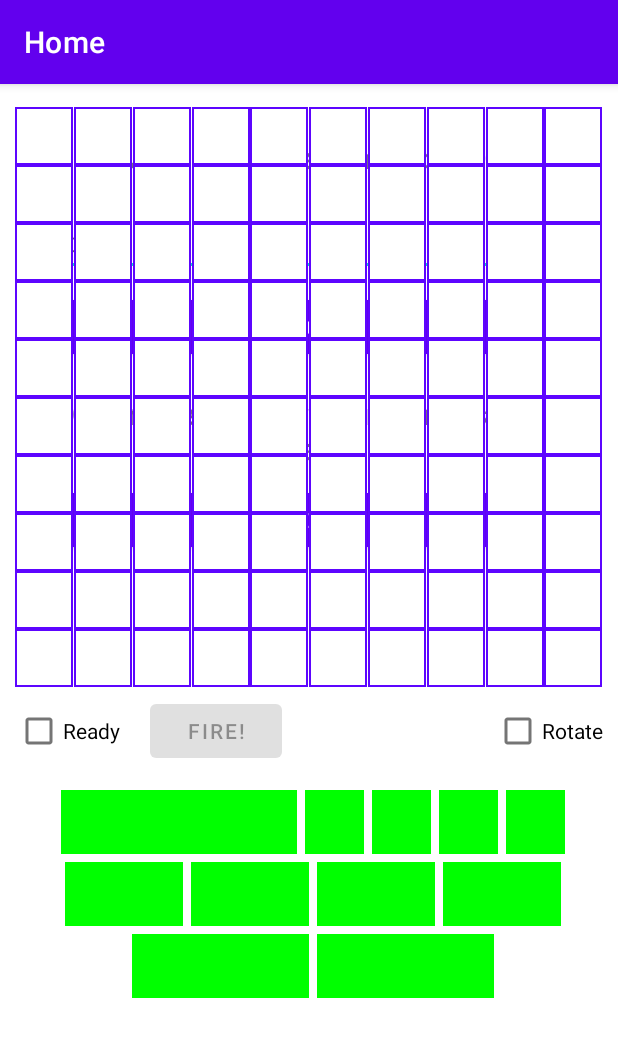
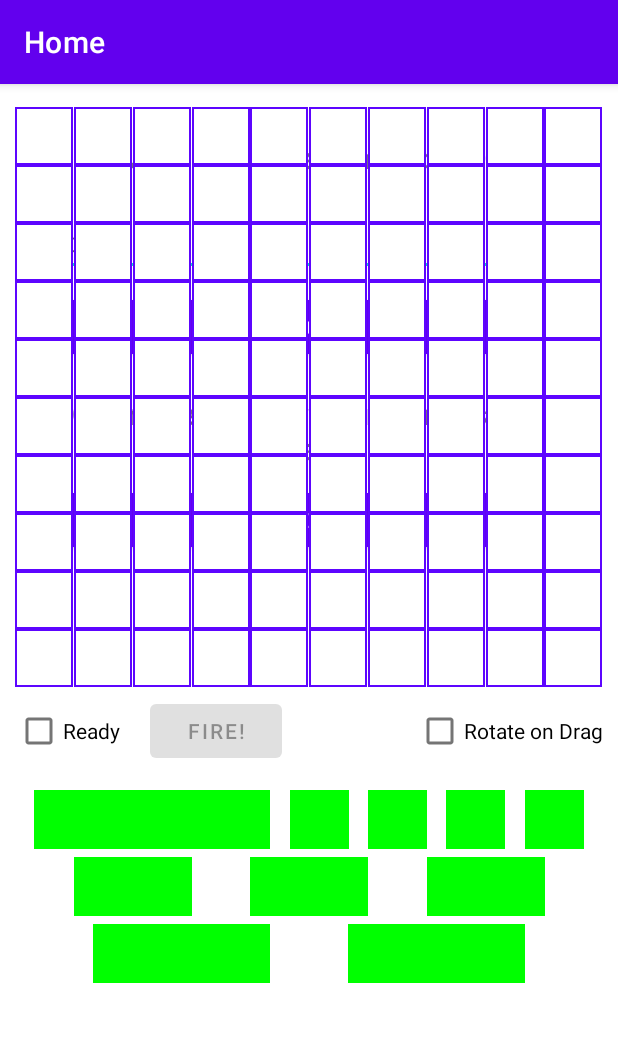
Before and after one commit to AlexanderZaletilo/PPO, an Android app: the fragment GameFragment placed in its activity, on a phone screen of 412 x 824 dp. Shown: the top 1037 px of the screen. Run offline under Robolectric (Android 15) with nearby library versions, the phone set to English and light mode, and no system bars; our stand-ins replace Firebase (no records; nobody signed in at launch, a user with empty details on screens opened directly), navigation-ui; 2 statements that could not run were skipped.

Commit message:
added  ShipView: View with length & orientation. fully workable ship palette. can rotate, drag onto field and return to palette

```diff
--- a/lab3/app/src/main/java/com/example/lab3/GameFragment.kt
+++ b/lab3/app/src/main/java/com/example/lab3/GameFragment.kt
@@ -21,13 +21,13 @@ import kotlinx.coroutines.NonCancellable.children
 
 
 class GameFragment : Fragment() {
-
     private val args: GameFragmentArgs by navArgs()
     private lateinit var yourRecycler: RecyclerView
     private lateinit var enemyRecycler: RecyclerView
     private lateinit var title: TextView
     private lateinit var database: DatabaseReference
     private lateinit var rotate: CheckBox
+    private lateinit var fireButton: Button
     private var cell_width = 0
     override fun onCreateView(
             inflater: LayoutInflater, container: ViewGroup?,
@@ -38,18 +38,35 @@ class GameFragment : Fragment() {
         yourRecycler = view.findViewById(R.id.your_recycler)
         title = view.findViewById(R.id.game_title_id)
         rotate = view.findViewById(R.id.game_rotate)
+        fireButton = view.findViewById(R.id.game_button_fire)
         val manager = GridLayoutManager(requireContext(), 10)
         yourRecycler.layoutManager = manager
         yourRecycler.adapter = GameAdapter(Field());
         yourRecycler.minimumHeight = yourRecycler.width
-        yourRecycler.setOnDragListener { v, event ->
+        view.setOnDragListener{ v, event ->
             when (event!!.action) {
                 DragEvent.ACTION_DROP -> {
-                    // Displays a message containing the dragged data.
-                    Toast.makeText(context, "${event.x} ${event.y}", Toast.LENGTH_SHORT).show()
-                    val view = event.localState as View
-                    view.x = event.x - (view.width / 2) + yourRecycler.x
-                    view.y = event.y - (view.height / 2) + yourRecycler.y
+                    val ship = (event.localState as View)
+                    if(event.y - ship.height > fireButton.y + 15)
+                    {
+                        ship.x = event.x - (ship.width / 2)
+                        ship.y = event.y - (ship.height / 2)
+                        true
+                    }
+                    else
+                        false
+                }
+                else -> {
+                    true
+                }
+            }
+        }
+        yourRecycler.setOnDragListener { v, event ->
+            val ship = event.localState as View
+            when (event!!.action) {
+                DragEvent.ACTION_DROP -> {
+                    ship.x = event.x - (ship.width / 2) + yourRecycler.x
+                    ship.y = event.y - (ship.height / 2) + yourRecycler.y
                     true
                 }
                 else -> {
@@ -58,19 +75,6 @@ class GameFragment : Fragment() {
             }
         }
         setUpShipPalette(view)
-       /* imageview.apply {
-            imageview.setOnLongClickListener { v: View ->
-                if(rotate.isChecked)
-                    v.rotation = 90.0F
-                val myShadow = MyDragShadowBuilder(this)
-                v.startDrag(
-                        null,   // the data to be dragged
-                        myShadow,   // the drag shadow builder
-                        v,       // no need to use local data
-                        0           // flags (not currently used, set to 0)
-                )
-            }
-        }*/
         database = FirebaseDatabase.getInstance().reference
         if(args.isHost)
         {
@@ -83,24 +87,45 @@ class GameFragment : Fragment() {
 
     private fun setUpShipPalette(view: View)
     {
-        val palette = view.findViewById<LinearLayout>(R.id.game_ship_palette)
-        palette.layoutParams.height = cell_width * 4
-        for(item in palette.children)
-            item.layoutParams.height = cell_width + 5
-        val linears = palette.children.iterator()
-        val first = (linears.next() as LinearLayout).children.iterator()
-        val second = (linears.next() as LinearLayout).children.iterator()
-        first.next().layoutParams.width = 4 * cell_width
-        for(i in 1..4) {
-            first.next().layoutParams.width = cell_width
-            second.next().layoutParams.width = 2 * cell_width
+        val viewListener = View.OnLongClickListener{ v: View ->
+            val ship = v as ShipView
+            if(rotate.isChecked)
+            {
+                v.rotation = if(ship.isHorizontal) 90.0F else 0.0F
+                ship.isHorizontal = !ship.isHorizontal
+            }
+            val myShadow = MyDragShadowBuilder(v)
+            v.startDrag(null, myShadow, v,0)
+            true
         }
-        val third = (linears.next() as LinearLayout).children.iterator()
-        for(i in 1.. 2)
-            third.next().layoutParams.width = 3 * cell_width
-        for(linear in linears)
-            for(item in (linear as LinearLayout).children)
-                item.layoutParams.height = cell_width
+        val ship1_1 = view.findViewById<ShipView>(R.id.ship_1_1)
+        val ship1_2 = view.findViewById<ShipView>(R.id.ship_1_2)
+        val ship1_3 = view.findViewById<ShipView>(R.id.ship_1_3)
+        val ship1_4 = view.findViewById<ShipView>(R.id.ship_1_4)
+        for(item in sequenceOf(ship1_1, ship1_2, ship1_3, ship1_4)) {
+            item.layoutParams.width = cell_width
+            item.length = 1
+        }
+        val ship2_1 = view.findViewById<ShipView>(R.id.ship_2_1)
+        val ship2_2 = view.findViewById<ShipView>(R.id.ship_2_2)
+        val ship2_3 = view.findViewById<ShipView>(R.id.ship_2_3)
+        for(item in sequenceOf(ship2_1, ship2_2, ship2_3)) {
+            item.layoutParams.width = 2 * cell_width
+            item.length = 2
+        }
+        val ship3_1 = view.findViewById<ShipView>(R.id.ship_3_1)
+        val ship3_2 = view.findViewById<ShipView>(R.id.ship_3_2)
+        for(item in sequenceOf(ship3_1, ship3_2)) {
+            item.layoutParams.width = 3 * cell_width
+            item.length = 3
+        }
+        val ship4_1 = view.findViewById<ShipView>(R.id.ship_4_1)
+        ship4_1.layoutParams.width = 4 * cell_width
+        ship4_1.length = 4
+        for(item in sequenceOf(ship1_1, ship1_2, ship1_3, ship1_4, ship2_1, ship2_2, ship2_3, ship3_1, ship3_2, ship4_1)) {
+            item.layoutParams.height = cell_width
+            item.setOnLongClickListener(viewListener)
+        }
     }
     private fun setUpMatrix(matrix: DatabaseReference)
     {
--- /dev/null
+++ b/lab3/app/src/main/java/com/example/lab3/ShipView.kt
@@ -0,0 +1,11 @@
+package com.example.lab3
+
+import android.content.Context
+import android.util.AttributeSet
+import android.view.View
+
+
+class ShipView(context: Context, attrs: AttributeSet) : View(context, attrs) {
+    public var length = 0
+    public var isHorizontal = true
+}
--- a/lab3/app/src/main/res/layout/fragment_game.xml
+++ b/lab3/app/src/main/res/layout/fragment_game.xml
@@ -4,12 +4,14 @@
     android:layout_height="match_parent"
     xmlns:android="http://schemas.android.com/apk/res/android"
     android:layout_width="match_parent">
+
     <androidx.constraintlayout.widget.ConstraintLayout
         android:layout_width="match_parent"
         android:layout_height="wrap_content"
         android:gravity="center_horizontal"
         android:orientation="vertical"
         android:padding="10dp">
+
         <TextView
             android:id="@+id/game_title_id"
             style="@style/game_lobby_textview"
@@ -70,47 +72,97 @@
             app:layout_constraintStart_toEndOf="@+id/game_ready"
             app:layout_constraintTop_toTopOf="@+id/game_ready" />
 
-    <LinearLayout
-        android:id="@+id/game_ship_palette"
-        android:layout_width="match_parent"
-        android:layout_height="wrap_content"
-        android:layout_marginTop="10dp"
-        android:orientation="vertical"
+        <com.example.lab3.ShipView
+            android:id="@+id/ship_4_1"
+            style="@style/game_ship_palette_item"
+            android:layout_marginTop="15dp"
+            android:background="@drawable/ic_ship"
+            app:layout_constraintEnd_toStartOf="@+id/ship_1_1"
+            app:layout_constraintHorizontal_bias="0.5"
+            app:layout_constraintStart_toStartOf="parent"
+            app:layout_constraintTop_toBottomOf="@+id/game_ready" />
+
+        <com.example.lab3.ShipView
+            android:id="@+id/ship_1_1"
+            style="@style/game_ship_palette_item"
+            android:background="@drawable/ic_ship"
+            app:layout_constraintEnd_toStartOf="@+id/ship_1_2"
+            app:layout_constraintHorizontal_bias="0.5"
+            app:layout_constraintStart_toEndOf="@+id/ship_4_1"
+            app:layout_constraintTop_toTopOf="@+id/ship_4_1" />
+
+        <com.example.lab3.ShipView
+            android:id="@+id/ship_1_2"
+            style="@style/game_ship_palette_item"
+            android:background="@drawable/ic_ship"
+            app:layout_constraintEnd_toStartOf="@+id/ship_1_3"
+            app:layout_constraintHorizontal_bias="0.5"
+            app:layout_constraintStart_toEndOf="@+id/ship_1_1"
+            app:layout_constraintTop_toTopOf="@+id/ship_1_1" />
+
+        <com.example.lab3.ShipView
+            android:id="@+id/ship_1_3"
+            style="@style/game_ship_palette_item"
+            android:background="@drawable/ic_ship"
+            app:layout_constraintEnd_toStartOf="@+id/ship_1_4"
+            app:layout_constraintHorizontal_bias="0.5"
+            app:layout_constraintStart_toEndOf="@+id/ship_1_2"
+            app:layout_constraintTop_toTopOf="@+id/ship_1_2" />
+
+        <com.example.lab3.ShipView
+            android:id="@+id/ship_1_4"
+            style="@style/game_ship_palette_item"
+            android:background="@drawable/ic_ship"
             app:layout_constraintEnd_toEndOf="parent"
+            app:layout_constraintHorizontal_bias="0.5"
+            app:layout_constraintStart_toEndOf="@+id/ship_1_3"
+            app:layout_constraintTop_toTopOf="@+id/ship_1_3" />
+
+        <com.example.lab3.ShipView
+            android:id="@+id/ship_2_1"
+            style="@style/game_ship_palette_item"
+            android:layout_marginTop="5dp"
+            android:background="@drawable/ic_ship"
+            app:layout_constraintEnd_toStartOf="@+id/ship_2_2"
+            app:layout_constraintHorizontal_bias="0.5"
             app:layout_constraintStart_toStartOf="parent"
-        app:layout_constraintTop_toBottomOf="@+id/game_button_fire">
-        <LinearLayout
-            android:layout_width="match_parent"
-            android:layout_height="wrap_content"
-            android:orientation="horizontal"
+            app:layout_constraintTop_toBottomOf="@+id/ship_4_1" />
+
+        <com.example.lab3.ShipView
+            android:id="@+id/ship_2_2"
+            style="@style/game_ship_palette_item"
+            android:background="@drawable/ic_ship"
+            app:layout_constraintEnd_toStartOf="@+id/ship_2_3"
+            app:layout_constraintHorizontal_bias="0.5"
+            app:layout_constraintStart_toEndOf="@+id/ship_2_1"
+            app:layout_constraintTop_toTopOf="@+id/ship_2_1" />
+
+        <com.example.lab3.ShipView
+            android:id="@+id/ship_2_3"
+            style="@style/game_ship_palette_item"
+            android:background="@drawable/ic_ship"
+            app:layout_constraintEnd_toEndOf="parent"
+            app:layout_constraintHorizontal_bias="0.5"
+            app:layout_constraintStart_toEndOf="@+id/ship_2_2"
+            app:layout_constraintTop_toTopOf="@+id/ship_2_2" />
+
+        <com.example.lab3.ShipView
+            android:id="@+id/ship_3_1"
+            style="@style/game_ship_palette_item"
+            android:background="@drawable/ic_ship"
+            app:layout_constraintEnd_toEndOf="parent"
+            app:layout_constraintHorizontal_bias="0.5"
+            app:layout_constraintStart_toEndOf="@+id/ship_3_2"
+            app:layout_constraintTop_toTopOf="@+id/ship_3_2" />
+
+        <com.example.lab3.ShipView
+            android:id="@+id/ship_3_2"
+            style="@style/game_ship_palette_item"
             android:layout_marginTop="5dp"
-            android:gravity="center">
-            <View android:foreground="@drawable/ic_ship" style="@style/game_ship_palette_item"/>
-            <View android:background="@drawable/ic_ship" style="@style/game_ship_palette_item"/>
-            <View android:background="@drawable/ic_ship" style="@style/game_ship_palette_item"/>
-            <View android:background="@drawable/ic_ship" style="@style/game_ship_palette_item"/>
-            <View android:background="@drawable/ic_ship" style="@style/game_ship_palette_item"/>
-        </LinearLayout>
-        <LinearLayout
-            android:layout_width="match_parent"
-            android:layout_height="wrap_content"
-            android:orientation="horizontal"
-            android:layout_marginTop="5dp"
-            android:gravity="center">
-            <View android:foreground="@drawable/ic_ship" style="@style/game_ship_palette_item"/>
-            <View android:background="@drawable/ic_ship" style="@style/game_ship_palette_item"/>
-            <View android:background="@drawable/ic_ship" style="@style/game_ship_palette_item"/>
-            <View android:background="@drawable/ic_ship" style="@style/game_ship_palette_item"/>
-        </LinearLayout>
-        <LinearLayout
-            android:layout_width="match_parent"
-            android:layout_marginTop="5dp"
-            android:layout_height="wrap_content"
-            android:orientation="horizontal"
-            android:gravity="center">
-            <View android:foreground="@drawable/ic_ship" style="@style/game_ship_palette_item"/>
-            <View android:background="@drawable/ic_ship" style="@style/game_ship_palette_item"/>
-        </LinearLayout>
-    </LinearLayout>
+            android:background="@drawable/ic_ship"
+            app:layout_constraintEnd_toStartOf="@+id/ship_3_1"
+            app:layout_constraintHorizontal_bias="0.5"
+            app:layout_constraintStart_toStartOf="parent"
+            app:layout_constraintTop_toBottomOf="@+id/ship_2_1" />
     </androidx.constraintlayout.widget.ConstraintLayout>
 </ScrollView>
--- a/lab3/app/src/main/res/values/strings.xml
+++ b/lab3/app/src/main/res/values/strings.xml
@@ -16,5 +16,5 @@
     <string name="remember">Remember</string>
     <string name="fire">Fire!</string>
     <string name="ready">Ready</string>
-    <string name="rotate">Rotate</string>
+    <string name="rotate">Rotate on Drag</string>
 </resources>
--- a/lab3/app/src/main/res/values/styles.xml
+++ b/lab3/app/src/main/res/values/styles.xml
@@ -23,6 +23,5 @@
     <style name="game_ship_palette_item">
         <item name="android:layout_width">wrap_content</item>
         <item name="android:layout_height">wrap_content</item>
-        <item name="android:layout_marginLeft">5dp</item>
     </style>
 </resources>
```
Lines whose indentation alone changed are shown as unchanged.
